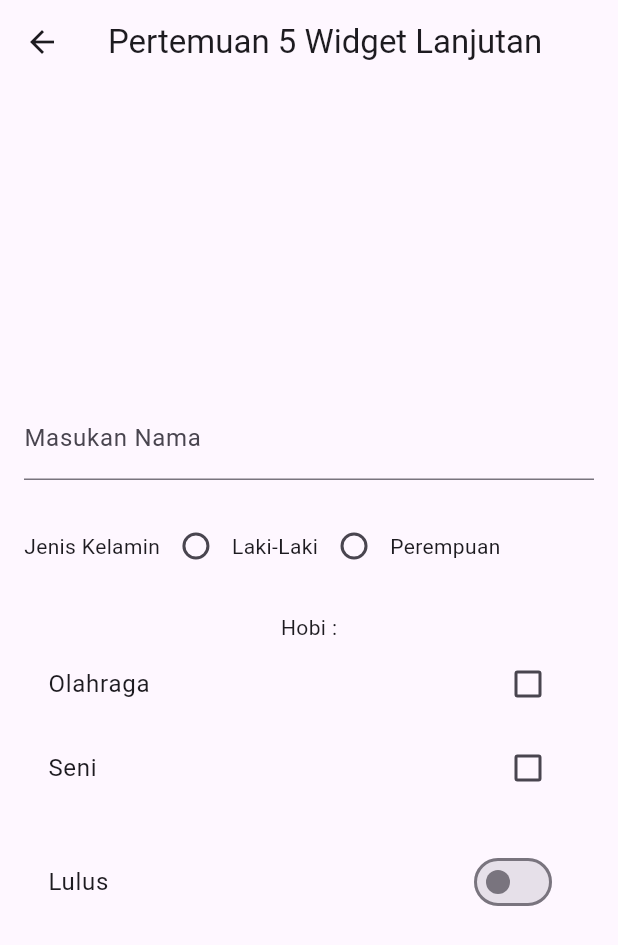
After one commit to AhmadAsmid/wisata_mobile3, a Flutter app: the Pertemuan5 screen opened directly, on a phone screen of 412 x 824 dp. The commit adds this screen. Shown: the top 945 px of the screen. Run offline on Flutter 3.47's test engine with Material 3 defaults, Android fonts, the phone set to English and light mode, and no system bars; our stand-ins replace lottie; network calls fail.

Commit message:
pertemuan 5

```diff
--- /dev/null
+++ b/lib/const.dart
@@ -0,0 +1,5 @@
+import 'package:flutter/material.dart';
+
+const kButtonColor = Color(0xFF1B1B1B);
+const kBackgroundColor = Color(0xFFF0F3F5);
+const blueTextColor = Color(0xFF2B56CC);
--- /dev/null
+++ b/lib/latihanmodul/pertemuan5.dart
@@ -0,0 +1,100 @@
+import 'package:flutter/material.dart';
+
+class Pertemuan5 extends StatefulWidget {
+  const Pertemuan5({super.key});
+
+  @override
+  State<Pertemuan5> createState() => _Pertemuan5State();
+}
+
+class _Pertemuan5State extends State<Pertemuan5> {
+  bool switchValue = false;
+  String selectedRadio = '';
+  bool olahraga = false;
+  bool seni = false;
+  String nama = '';
+  TextEditingController textEditingController = TextEditingController();
+
+  @override
+  Widget build(BuildContext context) {
+    return Scaffold(
+      appBar: AppBar(
+        title: Text('Pertemuan 5 Widget Lanjutan'),
+      ),
+      body: Padding(
+        padding: EdgeInsets.all(16.0),
+        child: Column(
+          mainAxisAlignment: MainAxisAlignment.center,
+          children: [
+            TextField(
+              controller: textEditingController,
+              decoration: InputDecoration(labelText: 'Masukan Nama'),
+              onChanged: (String value) {
+                setState(() {
+                  nama = value;
+                });
+              },
+            ),
+            SizedBox(
+              height: 20,
+            ),
+            Row(
+              children: [
+                Text('Jenis Kelamin'),
+                Radio(
+                    value: 'Laki Laki',
+                    groupValue: selectedRadio,
+                    onChanged: (value) {
+                      setState(() {
+                        selectedRadio = value.toString();
+                      });
+                    }),
+                Text('Laki-Laki'),
+                Radio(
+                    value: 'Perempuan',
+                    groupValue: selectedRadio,
+                    onChanged: (value) {
+                      setState(() {
+                        selectedRadio = value.toString();
+                      });
+                    }),
+                Text('Perempuan'),
+              ],
+            ),
+            SizedBox(
+              height: 20,
+            ),
+            Text('Hobi :'),
+            CheckboxListTile(
+                title: Text('Olahraga'),
+                value: olahraga,
+                onChanged: (value) {
+                  setState(() {
+                    olahraga = value!;
+                  });
+                }),
+            CheckboxListTile(
+                title: Text('Seni'),
+                value: seni,
+                onChanged: (value) {
+                  setState(() {
+                    seni = value!;
+                  });
+                }),
+            SizedBox(
+              height: 20,
+            ),
+            SwitchListTile(
+                title: Text('Lulus'),
+                value: switchValue,
+                onChanged: (value) {
+                  setState(() {
+                    switchValue = value;
+                  });
+                })
+          ],
+        ),
+      ),
+    );
+  }
+}
--- a/lib/main.dart
+++ b/lib/main.dart
@@ -1,8 +1,10 @@
 import 'package:aslab_travel/latihanmodul/pertemuan4.dart';
+import 'package:aslab_travel/latihanmodul/pertemuan5.dart';
+import 'package:aslab_travel/project/screens/landing_page.dart';
 import 'package:aslab_travel/project/screens/splashscreen.dart';
 import 'package:flutter/material.dart';
 
-void main(){
+void main() {
   runApp(TravelApp());
 }
 
@@ -12,7 +14,7 @@ class TravelApp extends StatelessWidget {
   @override
   Widget build(BuildContext context) {
     return MaterialApp(
-      home: SplashScreen(),
+      home: LandingPageOne(),
     );
   }
 }
--- a/lib/project/screens/splashscreen.dart
+++ b/lib/project/screens/splashscreen.dart
@@ -19,7 +19,7 @@ class _SplashScreenState extends State<SplashScreen> {
           children: [
             Lottie.network(
                 'https://lottie.host/956e1e4f-8c98-4206-ae82-50dd50161d69/dtw01aXDDE.json'),
-            Column(
+            const Column(
               mainAxisSize: MainAxisSize.min,
               children: [
                 SizedBox(
```
Also changed, not shown: lib/model/landing_model.dart (added, +20 -0 lines), lib/project/screens/landing_page.dart (added, +183 -0 lines).
